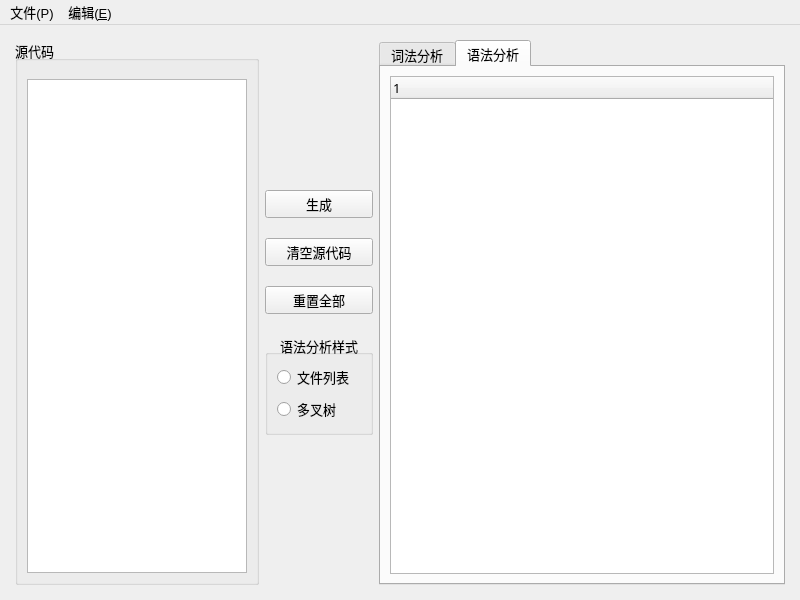
This is minic/ui/mainwindow.ui in Ryzin/MiniC as Qt 5 draws it before an edit. The edited form follows.
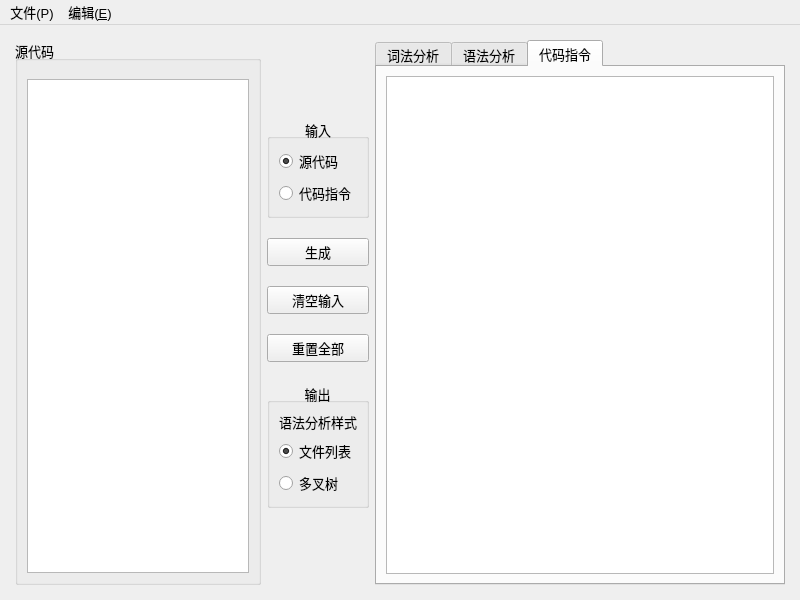
This is the edited form. The open tabs and pages were chosen to show the change.

Commit message: 生成语法树并用以GUI显示

What changed in the file:
```diff
--- a/minic/ui/mainwindow.ui
+++ b/minic/ui/mainwindow.ui
@@ -61,7 +61,7 @@
          <property name="topMargin">
           <number>18</number>
          </property>
-         <item row="0" column="0">
+         <item row="1" column="0">
           <widget class="QTextEdit" name="code_textEdit">
            <property name="font">
             <font>
@@ -77,7 +77,7 @@
        </widget>
       </item>
       <item>
-       <layout class="QVBoxLayout" name="verticalLayout_2" stretch="3,1,1,1,2,3">
+       <layout class="QVBoxLayout" name="verticalLayout_2" stretch="3,3,1,1,1,4,3">
         <property name="spacing">
          <number>20</number>
         </property>
@@ -94,6 +94,49 @@
           </property>
          </spacer>
         </item>
+        <item>
+         <widget class="QGroupBox" name="groupBox_3">
+          <property name="font">
+           <font>
+            <pointsize>10</pointsize>
+           </font>
+          </property>
+          <property name="title">
+           <string>输入</string>
+          </property>
+          <property name="alignment">
+           <set>Qt::AlignCenter</set>
+          </property>
+          <layout class="QGridLayout" name="gridLayout_7">
+           <item row="0" column="0">
+            <layout class="QVBoxLayout" name="verticalLayout_3">
+             <item>
+              <widget class="QRadioButton" name="source_code_radioButton">
+               <property name="font">
+                <font>
+                 <pointsize>10</pointsize>
+                </font>
+               </property>
+               <property name="text">
+                <string>源代码</string>
+               </property>
+               <property name="checked">
+                <bool>true</bool>
+               </property>
+              </widget>
+             </item>
+             <item>
+              <widget class="QRadioButton" name="code_instructions_radioButton">
+               <property name="text">
+                <string>代码指令</string>
+               </property>
+              </widget>
+             </item>
+            </layout>
+           </item>
+          </layout>
+         </widget>
+        </item>
         <item>
          <widget class="QPushButton" name="generate_pushButton">
           <property name="font">
@@ -117,7 +160,7 @@
            </font>
           </property>
           <property name="text">
-           <string>清空源代码</string>
+           <string>清空输入</string>
           </property>
          </widget>
         </item>
@@ -141,14 +184,34 @@
            </font>
           </property>
           <property name="title">
-           <string>语法分析样式</string>
+           <string>输出</string>
           </property>
           <property name="alignment">
            <set>Qt::AlignCenter</set>
           </property>
           <layout class="QGridLayout" name="gridLayout_5">
            <item row="0" column="0">
-            <layout class="QVBoxLayout" name="verticalLayout">
+            <layout class="QVBoxLayout" name="verticalLayout" stretch="0,1,1,1,0">
+             <item>
+              <spacer name="verticalSpacer_3">
+               <property name="orientation">
+                <enum>Qt::Vertical</enum>
+               </property>
+               <property name="sizeHint" stdset="0">
+                <size>
+                 <width>20</width>
+                 <height>40</height>
+                </size>
+               </property>
+              </spacer>
+             </item>
+             <item>
+              <widget class="QLabel" name="label">
+               <property name="text">
+                <string>语法分析样式</string>
+               </property>
+              </widget>
+             </item>
              <item>
               <widget class="QRadioButton" name="horizontal_tree_radioButton">
                <property name="font">
@@ -159,6 +222,9 @@
                <property name="text">
                 <string>文件列表</string>
                </property>
+               <property name="checked">
+                <bool>true</bool>
+               </property>
               </widget>
              </item>
              <item>
@@ -173,6 +239,19 @@
                </property>
               </widget>
              </item>
+             <item>
+              <spacer name="verticalSpacer_4">
+               <property name="orientation">
+                <enum>Qt::Vertical</enum>
+               </property>
+               <property name="sizeHint" stdset="0">
+                <size>
+                 <width>20</width>
+                 <height>40</height>
+                </size>
+               </property>
+              </spacer>
+             </item>
             </layout>
            </item>
           </layout>
@@ -238,10 +317,18 @@
            <widget class="QTreeWidget" name="result_treeWidget">
             <property name="font">
              <font>
-              <family>Agency FB</family>
               <pointsize>10</pointsize>
              </font>
             </property>
+            <property name="editTriggers">
+             <set>QAbstractItemView::NoEditTriggers</set>
+            </property>
+            <property name="horizontalScrollMode">
+             <enum>QAbstractItemView::ScrollPerItem</enum>
+            </property>
+            <property name="headerHidden">
+             <bool>true</bool>
+            </property>
             <column>
              <property name="text">
               <string notr="true">1</string>
@@ -251,6 +338,16 @@
           </item>
          </layout>
         </widget>
+        <widget class="QWidget" name="tab_3">
+         <attribute name="title">
+          <string>代码指令</string>
+         </attribute>
+         <layout class="QGridLayout" name="gridLayout_6">
+          <item row="0" column="0">
+           <widget class="QTextEdit" name="code_instructions_textEdit"/>
+          </item>
+         </layout>
+        </widget>
        </widget>
       </item>
      </layout>
```
Left out of the diff: 7 changed lines with no effect on the pictures. The commit also changes 7 other files.
